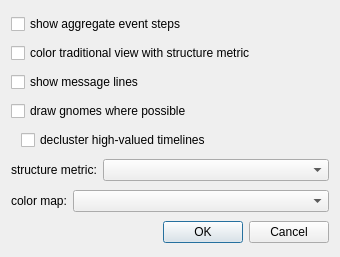
This is visoptionsdialog.ui in LLNL/ravel as Qt 5 draws it before an edit. The edited form follows.
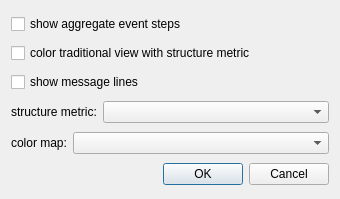
This is the edited form.

What changed in the file:
```diff
--- a/visoptionsdialog.ui
+++ b/visoptionsdialog.ui
@@ -7,7 +7,7 @@
     <x>0</x>
     <y>0</y>
     <width>340</width>
-    <height>257</height>
+    <height>199</height>
    </rect>
   </property>
   <property name="windowTitle">
@@ -35,52 +35,6 @@
      </property>
     </widget>
    </item>
-   <item>
-    <widget class="QCheckBox" name="gnomeCheckBox">
-     <property name="text">
-      <string>draw gnomes where possible</string>
-     </property>
-    </widget>
-   </item>
-   <item>
-    <layout class="QHBoxLayout" name="horizontalLayout_3">
-     <property name="leftMargin">
-      <number>0</number>
-     </property>
-     <property name="topMargin">
-      <number>0</number>
-     </property>
-     <item>
-      <spacer name="horizontalSpacer">
-       <property name="orientation">
-        <enum>Qt::Horizontal</enum>
-       </property>
-       <property name="sizeType">
-        <enum>QSizePolicy::Preferred</enum>
-       </property>
-       <property name="sizeHint" stdset="0">
-        <size>
-         <width>10</width>
-         <height>10</height>
-        </size>
-       </property>
-      </spacer>
-     </item>
-     <item>
-      <widget class="QCheckBox" name="topCheckBox">
-       <property name="sizePolicy">
-        <sizepolicy hsizetype="Minimum" vsizetype="Fixed">
-         <horstretch>1</horstretch>
-         <verstretch>0</verstretch>
-        </sizepolicy>
-       </property>
-       <property name="text">
-        <string>decluster high-valued timelines</string>
-       </property>
-      </widget>
-     </item>
-    </layout>
-   </item>
    <item>
     <layout class="QHBoxLayout" name="horizontalLayout">
      <item>
```
